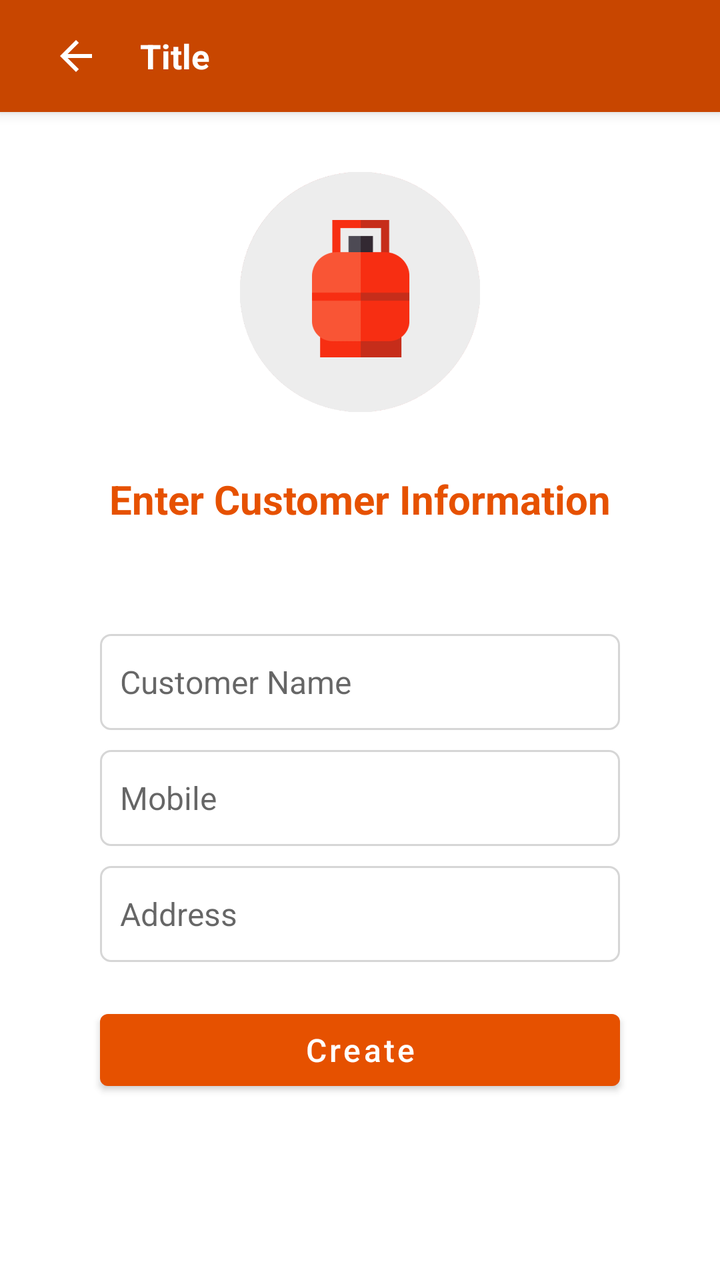
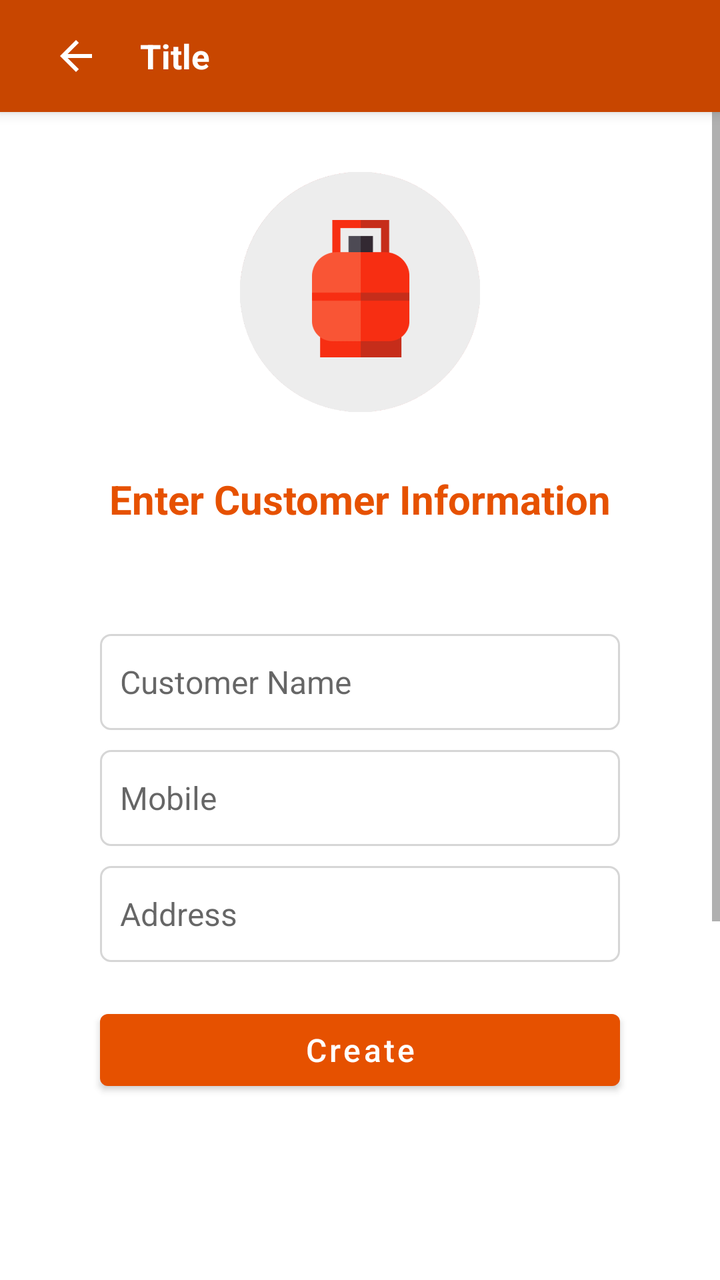

Screens rendered from an Android XML layout before and after an edit, with the pre-edit source and the edit as a unified diff.
<!-- AndroidManifest.xml: application theme Theme.GasDistribution -->
<!-- res/layout/activity_customer.xml -->
<?xml version="1.0" encoding="utf-8"?>
<androidx.coordinatorlayout.widget.CoordinatorLayout
    xmlns:android="http://schemas.android.com/apk/res/android"
    xmlns:app="http://schemas.android.com/apk/res-auto"
    xmlns:tools="http://schemas.android.com/tools"
    android:layout_width="match_parent"
    android:layout_height="match_parent"
    tools:context=".activity.CustomerActivity">

    <ScrollView
        android:layout_width="match_parent"
        android:layout_height="match_parent">
        <LinearLayout
            android:id="@+id/container"
            android:orientation="vertical"
            android:layout_width="match_parent"
            android:layout_height="match_parent">

            <include layout="@layout/layout_toolbar" />

            <LinearLayout
                android:layout_marginTop="30dp"
                android:gravity="center"
                android:layout_width="match_parent"
                android:layout_height="wrap_content">

                <ImageView
                    android:background="@drawable/gasicon"
                    android:layout_width="120dp"
                    android:layout_height="120dp" />

            </LinearLayout>

            <LinearLayout
                android:layout_marginTop="30dp"
                android:orientation="vertical"
                android:layout_width="match_parent"
                android:layout_height="wrap_content">

                <TextView
                    android:layout_marginBottom="20dp"
                    android:textColor="@color/purple_500"
                    android:textStyle="bold"
                    android:textSize="20sp"
                    android:text="Enter Customer Information"
                    android:textAlignment="center"
                    android:layout_width="match_parent"
                    android:layout_height="wrap_content" />

                <TextView
                    android:visibility="gone"
                    android:id="@+id/txtSelectCustomer"
                    android:background="@drawable/rectangle"
                    android:layout_marginLeft="50dp"
                    android:layout_marginRight="50dp"
                    android:padding="10dp"
                    android:text="Select Customer"
                    android:layout_width="match_parent"
                    android:layout_height="wrap_content" />

                <LinearLayout
                    android:orientation="vertical"
                    android:layout_marginLeft="50dp"
                    android:layout_marginRight="50dp"
                    android:layout_width="match_parent"
                    android:layout_height="wrap_content">

                    <RelativeLayout
                        android:orientation="horizontal"
                        android:layout_marginBottom="5dp"
                        android:layout_width="match_parent"
                        android:layout_height="wrap_content">

                        <LinearLayout
                            android:layout_width="wrap_content"
                            android:layout_height="wrap_content">
                            <TextView
                                android:visibility="gone"
                                android:text="WHNo:"
                                android:textColor="@color/black"
                                android:layout_width="50dp"
                                android:layout_height="wrap_content" />
                            <TextView
                                android:id="@+id/txtWHNo"
                                android:visibility="gone"
                                android:textColor="@color/black"
                                android:textStyle="bold"
                                android:maxLines="1"
                                android:text=""
                                android:layout_width="wrap_content"
                                android:layout_height="wrap_content" />

                            <TextView
                                android:id="@+id/txtWHName"
                                android:layout_marginLeft="5dp"
                                android:textColor="@color/black"
                                android:textStyle="bold"
                                android:maxLines="1"
                                android:text=""
                                android:layout_width="wrap_content"
                                android:layout_height="wrap_content" />
                        </LinearLayout>

                    </RelativeLayout>

                </LinearLayout>

                <RelativeLayout
                    android:layout_marginTop="10dp"
                    android:layout_marginLeft="50dp"
                    android:layout_marginRight="50dp"
                    android:layout_width="match_parent"
                    android:layout_height="wrap_content">
                    <EditText
                        android:id="@+id/etCName"
                        android:hint="Customer Name"
                        android:textSize="16sp"
                        android:padding="10dp"
                        android:background="@drawable/rectangle"
                        android:layout_width="match_parent"
                        android:layout_height="48dp" />

                    <ImageView
                        android:id="@+id/imgContact"
                        android:visibility="gone"
                        android:layout_width="35dp"
                        android:layout_height="35dp"
                        android:layout_alignParentRight="true"
                        android:layout_marginTop="8dp"
                        android:layout_marginRight="8dp"
                        android:background="@drawable/ic_contact"
                        android:backgroundTint="@color/gray" />

                </RelativeLayout>

                <EditText
                    android:id="@+id/etCMobile"
                    android:layout_marginTop="10dp"
                    android:inputType="number"
                    android:textSize="16sp"
                    android:hint="Mobile"
                    android:padding="10dp"
                    android:background="@drawable/rectangle"
                    android:layout_marginLeft="50dp"
                    android:layout_marginRight="50dp"
                    android:layout_width="match_parent"
                    android:layout_height="48dp" />


                <EditText
                    android:id="@+id/etCAddress"
                    android:layout_marginTop="10dp"
                    android:hint="Address"
                    android:textSize="16sp"
                    android:padding="10dp"
                    android:background="@drawable/rectangle"
                    android:layout_marginLeft="50dp"
                    android:layout_marginRight="50dp"
                    android:layout_width="match_parent"
                    android:layout_height="48dp" />


                <Button
                    android:id="@+id/btnCreateCustomer"
                    android:textSize="16sp"
                    android:layout_marginTop="20dp"
                    android:layout_marginLeft="50dp"
                    android:layout_marginRight="50dp"
                    android:text="Create"
                    android:textAllCaps="false"
                    android:layout_width="match_parent"
                    android:layout_height="wrap_content" />

            </LinearLayout>

        </LinearLayout>
    </ScrollView>

</androidx.coordinatorlayout.widget.CoordinatorLayout>
<!-- res/layout/layout_toolbar.xml (included above) -->
<?xml version="1.0" encoding="utf-8"?>
<androidx.appcompat.widget.Toolbar
    xmlns:android="http://schemas.android.com/apk/res/android"
    xmlns:app="http://schemas.android.com/apk/res-auto"
    android:id="@+id/toolbar"
    android:layout_width="match_parent"
    android:layout_height="wrap_content"
    android:minHeight="?attr/actionBarSize"
    android:background="@color/purple_700"
    android:elevation="4dp"
    app:theme="@style/Base.ThemeOverlay.AppCompat.Dark.ActionBar">

    <LinearLayout
        android:layout_width="match_parent"
        android:layout_height="wrap_content"
        android:orientation="horizontal"
        android:gravity="center_vertical">

        <LinearLayout
            android:id="@+id/btnBack"
            android:layout_width="wrap_content"
            android:layout_height="wrap_content"
            android:padding="10dp"
            android:clickable="true"
            android:foreground="?attr/selectableItemBackground">

            <ImageView
                android:layout_width="24dp"
                android:layout_height="24dp"
                android:src="@drawable/outline_arrow_back_24"
                app:tint="@color/white" />
        </LinearLayout>

        <TextView
            android:id="@+id/toolbar_title"
            android:layout_width="wrap_content"
            android:layout_height="wrap_content"
            android:layout_marginStart="10dp"
            android:text="Title"
            android:textColor="@color/white"
            android:textStyle="bold"
            android:textSize="17sp"/>
    </LinearLayout>

</androidx.appcompat.widget.Toolbar>
<!-- resources referenced by this layout -->
<resources>
  <color name="black">#FF000000</color>
  <color name="gray">#D6D6D6</color>
  <color name="purple_500">#E65100</color>
  <color name="purple_700">#C84600</color>
  <color name="white">#FFFFFFFF</color>
  <!-- drawable gasicon: png bitmap (drawable, 22371 bytes) -->
  <!-- drawable ic_contact (drawable) -->
  <vector xmlns:android="http://schemas.android.com/apk/res/android"
      android:width="24dp"
      android:height="24dp"
      android:viewportWidth="24"
      android:viewportHeight="24"
      android:tint="?attr/colorControlNormal">
    <path
        android:fillColor="@android:color/white"
        android:pathData="M19,3h-4.18C14.4,1.84 13.3,1 12,1c-1.3,0 -2.4,0.84 -2.82,2L5,3c-1.1,0 -2,0.9 -2,2v14c0,1.1 0.9,2 2,2h14c1.1,0 2,-0.9 2,-2L21,5c0,-1.1 -0.9,-2 -2,-2zM12,3c0.55,0 1,0.45 1,1s-0.45,1 -1,1 -1,-0.45 -1,-1 0.45,-1 1,-1zM12,7c1.66,0 3,1.34 3,3s-1.34,3 -3,3 -3,-1.34 -3,-3 1.34,-3 3,-3zM18,19L6,19v-1.4c0,-2 4,-3.1 6,-3.1s6,1.1 6,3.1L18,19z"/>
  </vector>
  <!-- drawable outline_arrow_back_24 (drawable) -->
  <vector xmlns:android="http://schemas.android.com/apk/res/android" android:autoMirrored="true" android:height="24dp" android:tint="#000000" android:viewportHeight="960" android:viewportWidth="960" android:width="24dp">
        
      <path android:fillColor="@android:color/white" android:pathData="M313,520L537,744L480,800L160,480L480,160L537,216L313,440L800,440L800,520L313,520Z"/>
      
  </vector>
  <!-- drawable rectangle (drawable) -->
  <?xml version="1.0" encoding="utf-8"?>
  <shape android:shape="rectangle"
      xmlns:android="http://schemas.android.com/apk/res/android">
      <stroke android:color="#D6D6D6" android:width="1dp"  />
      <corners android:radius="5dp" />
  </shape>
  <style name="Theme.GasDistribution" parent="Theme.MaterialComponents.Light.NoActionBar">
          <item name="android:forceDarkAllowed" tools:targetApi="q">false</item>
          
          <item name="colorPrimary">@color/purple_500</item>
          <item name="colorPrimaryVariant">@color/purple_700</item>
          <item name="colorOnPrimary">@color/white</item>
          
          <item name="colorSecondary">@color/teal_200</item>
          <item name="colorSecondaryVariant">@color/teal_700</item>
          <item name="colorOnSecondary">@color/black</item>
          
          
  
      </style>
  <color name="teal_200">#FF03DAC5</color>
  <color name="teal_700">#FF018786</color>
</resources>

<!-- the commit's change to res/layout/activity_customer.xml (unified diff, before → after) -->
@@ -7,174 +7,190 @@
     android:layout_height="match_parent"
     tools:context=".activity.CustomerActivity">
 
-    <ScrollView
+    <LinearLayout
+        android:orientation="vertical"
         android:layout_width="match_parent"
         android:layout_height="match_parent">
-        <LinearLayout
-            android:id="@+id/container"
-            android:orientation="vertical"
+
+        <include layout="@layout/layout_toolbar" />
+
+        <ScrollView
             android:layout_width="match_parent"
             android:layout_height="match_parent">
 
-            <include layout="@layout/layout_toolbar" />
-
             <LinearLayout
-                android:layout_marginTop="30dp"
-                android:gravity="center"
-                android:layout_width="match_parent"
-                android:layout_height="wrap_content">
-
-                <ImageView
-                    android:background="@drawable/gasicon"
-                    android:layout_width="120dp"
-                    android:layout_height="120dp" />
-
-            </LinearLayout>
-
-            <LinearLayout
-                android:layout_marginTop="30dp"
+                android:id="@+id/container"
                 android:orientation="vertical"
                 android:layout_width="match_parent"
-                android:layout_height="wrap_content">
-
-                <TextView
-                    android:layout_marginBottom="20dp"
-                    android:textColor="@color/purple_500"
-                    android:textStyle="bold"
-                    android:textSize="20sp"
-                    android:text="Enter Customer Information"
-                    android:textAlignment="center"
-                    android:layout_width="match_parent"
-                    android:layout_height="wrap_content" />
-
-                <TextView
-                    android:visibility="gone"
-                    android:id="@+id/txtSelectCustomer"
-                    android:background="@drawable/rectangle"
-                    android:layout_marginLeft="50dp"
-                    android:layout_marginRight="50dp"
-                    android:padding="10dp"
-                    android:text="Select Customer"
-                    android:layout_width="match_parent"
-                    android:layout_height="wrap_content" />
+                android:layout_height="match_parent">
 
                 <LinearLayout
-                    android:orientation="vertical"
-                    android:layout_marginLeft="50dp"
-                    android:layout_marginRight="50dp"
+                    android:layout_marginTop="30dp"
+                    android:gravity="center"
                     android:layout_width="match_parent"
                     android:layout_height="wrap_content">
 
-                    <RelativeLayout
-                        android:orientation="horizontal"
-                        android:layout_marginBottom="5dp"
-                        android:layout_width="match_parent"
-                        android:layout_height="wrap_content">
-
-                        <LinearLayout
-                            android:layout_width="wrap_content"
-                            android:layout_height="wrap_content">
-                            <TextView
-                                android:visibility="gone"
-                                android:text="WHNo:"
-                                android:textColor="@color/black"
-                                android:layout_width="50dp"
-                                android:layout_height="wrap_content" />
-                            <TextView
-                                android:id="@+id/txtWHNo"
-                                android:visibility="gone"
-                                android:textColor="@color/black"
-                                android:textStyle="bold"
-                                android:maxLines="1"
-                                android:text=""
-                                android:layout_width="wrap_content"
-                                android:layout_height="wrap_content" />
-
-                            <TextView
-                                android:id="@+id/txtWHName"
-                                android:layout_marginLeft="5dp"
-                                android:textColor="@color/black"
-                                android:textStyle="bold"
-                                android:maxLines="1"
-                                android:text=""
-                                android:layout_width="wrap_content"
-                                android:layout_height="wrap_content" />
-                        </LinearLayout>
-
-                    </RelativeLayout>
+                    <ImageView
+                        android:background="@drawable/gasicon"
+                        android:layout_width="120dp"
+                        android:layout_height="120dp" />
 
                 </LinearLayout>
 
-                <RelativeLayout
-                    android:layout_marginTop="10dp"
-                    android:layout_marginLeft="50dp"
-                    android:layout_marginRight="50dp"
+                <LinearLayout
+                    android:layout_marginTop="30dp"
+                    android:orientation="vertical"
                     android:layout_width="match_parent"
                     android:layout_height="wrap_content">
+
+                    <TextView
+                        android:layout_marginBottom="20dp"
+                        android:textColor="@color/purple_500"
+                        android:textStyle="bold"
+                        android:textSize="20sp"
+                        android:text="Enter Customer Information"
+                        android:textAlignment="center"
+                        android:layout_width="match_parent"
+                        android:layout_height="wrap_content" />
+
+                    <TextView
+                        android:visibility="gone"
+                        android:id="@+id/txtSelectCustomer"
+                        android:background="@drawable/rectangle"
+                        android:layout_marginLeft="50dp"
+                        android:layout_marginRight="50dp"
+                        android:padding="10dp"
+                        android:text="Select Customer"
+                        android:layout_width="match_parent"
+                        android:layout_height="wrap_content" />
+
+                    <LinearLayout
+                        android:orientation="vertical"
+                        android:layout_marginLeft="50dp"
+                        android:layout_marginRight="50dp"
+                        android:layout_width="match_parent"
+                        android:layout_height="wrap_content">
+
+                        <RelativeLayout
+                            android:orientation="horizontal"
+                            android:layout_marginBottom="5dp"
+                            android:layout_width="match_parent"
+                            android:layout_height="wrap_content">
+
+                            <LinearLayout
+                                android:layout_width="wrap_content"
+                                android:layout_height="wrap_content">
+                                <TextView
+                                    android:visibility="gone"
+                                    android:text="WHNo:"
+                                    android:textColor="@color/black"
+                                    android:layout_width="50dp"
+                                    android:layout_height="wrap_content" />
+                                <TextView
+                                    android:id="@+id/txtWHNo"
+                                    android:visibility="gone"
+                                    android:textColor="@color/black"
+                                    android:textStyle="bold"
+                                    android:maxLines="1"
+                                    android:text=""
+                                    android:layout_width="wrap_content"
+                                    android:layout_height="wrap_content" />
+
+                                <TextView
+                                    android:id="@+id/txtWHName"
+                                    android:layout_marginLeft="5dp"
+                                    android:textColor="@color/black"
+                                    android:textStyle="bold"
+                                    android:maxLines="1"
+                                    android:text=""
+                                    android:layout_width="wrap_content"
+                                    android:layout_height="wrap_content" />
+                            </LinearLayout>
+
+                        </RelativeLayout>
+
+                    </LinearLayout>
+
+                    <RelativeLayout
+                        android:layout_marginTop="10dp"
+                        android:layout_marginLeft="50dp"
+                        android:layout_marginRight="50dp"
+                        android:layout_width="match_parent"
+                        android:layout_height="wrap_content">
+                        <EditText
+                            android:id="@+id/etCName"
+                            android:hint="Customer Name"
+                            android:textSize="16sp"
+                            android:padding="10dp"
+                            android:background="@drawable/rectangle"
+                            android:layout_width="match_parent"
+                            android:layout_height="48dp" />
+
+                        <ImageView
+                            android:id="@+id/imgContact"
+                            android:visibility="gone"
+                            android:layout_width="35dp"
+                            android:layout_height="35dp"
+                            android:layout_alignParentRight="true"
+                            android:layout_marginTop="8dp"
+                            android:layout_marginRight="8dp"
+                            android:background="@drawable/ic_contact"
+                            android:backgroundTint="@color/gray" />
+
+                    </RelativeLayout>
+
                     <EditText
-                        android:id="@+id/etCName"
-                        android:hint="Customer Name"
+                        android:id="@+id/etCMobile"
+                        android:layout_marginTop="10dp"
+                        android:inputType="number"
+                        android:textSize="16sp"
+                        android:hint="Mobile"
+                        android:padding="10dp"
+                        android:background="@drawable/rectangle"
+                        android:layout_marginLeft="50dp"
+                        android:layout_marginRight="50dp"
+                        android:layout_width="match_parent"
+                        android:layout_height="48dp" />
+
+
+                    <EditText
+                        android:id="@+id/etCAddress"
+                        android:layout_marginTop="10dp"
+                        android:hint="Address"
                         android:textSize="16sp"
                         android:padding="10dp"
                         android:background="@drawable/rectangle"
+                        android:layout_marginLeft="50dp"
+                        android:layout_marginRight="50dp"
                         android:layout_width="match_parent"
                         android:layout_height="48dp" />
 
-                    <ImageView
-                        android:id="@+id/imgContact"
-                        android:visibility="gone"
-                        android:layout_width="35dp"
-                        android:layout_height="35dp"
-                        android:layout_alignParentRight="true"
-                        android:layout_marginTop="8dp"
-                        android:layout_marginRight="8dp"
-                        android:background="@drawable/ic_contact"
-                        android:backgroundTint="@color/gray" />
-
-                </RelativeLayout>
-
-                <EditText
-                    android:id="@+id/etCMobile"
-                    android:layout_marginTop="10dp"
-                    android:inputType="number"
-                    android:textSize="16sp"
-                    android:hint="Mobile"
-                    android:padding="10dp"
-                    android:background="@drawable/rectangle"
-                    android:layout_marginLeft="50dp"
-                    android:layout_marginRight="50dp"
+
+                    <Button
+                        android:id="@+id/btnCreateCustomer"
+                        android:textSize="16sp"
+                        android:layout_marginTop="20dp"
+                        android:layout_marginLeft="50dp"
+                        android:layout_marginRight="50dp"
+                        android:text="Create"
+                        android:textAllCaps="false"
+                        android:layout_width="match_parent"
+                        android:layout_height="wrap_content" />
+
+                </LinearLayout>
+
+                <LinearLayout
+                    android:layout_alignParentBottom="true"
                     android:layout_width="match_parent"
-                    android:layout_height="48dp" />
-
-
-                <EditText
-                    android:id="@+id/etCAddress"
-                    android:layout_marginTop="10dp"
-                    android:hint="Address"
-                    android:textSize="16sp"
-                    android:padding="10dp"
-                    android:background="@drawable/rectangle"
-                    android:layout_marginLeft="50dp"
-                    android:layout_marginRight="50dp"
-                    android:layout_width="match_parent"
-                    android:layout_height="48dp" />
-
-
-                <Button
-                    android:id="@+id/btnCreateCustomer"
-                    android:textSize="16sp"
-                    android:layout_marginTop="20dp"
-                    android:layout_marginLeft="50dp"
-                    android:layout_marginRight="50dp"
-                    android:text="Create"
-                    android:textAllCaps="false"
-                    android:layout_width="match_parent"
-                    android:layout_height="wrap_content" />
+                    android:layout_height="350dp">
+
+                </LinearLayout>
 
             </LinearLayout>
 
-        </LinearLayout>
-    </ScrollView>
+        </ScrollView>
+
+    </LinearLayout>
 
 </androidx.coordinatorlayout.widget.CoordinatorLayout>
 <!-- res/layout/layout_toolbar.xml (included above) -->
